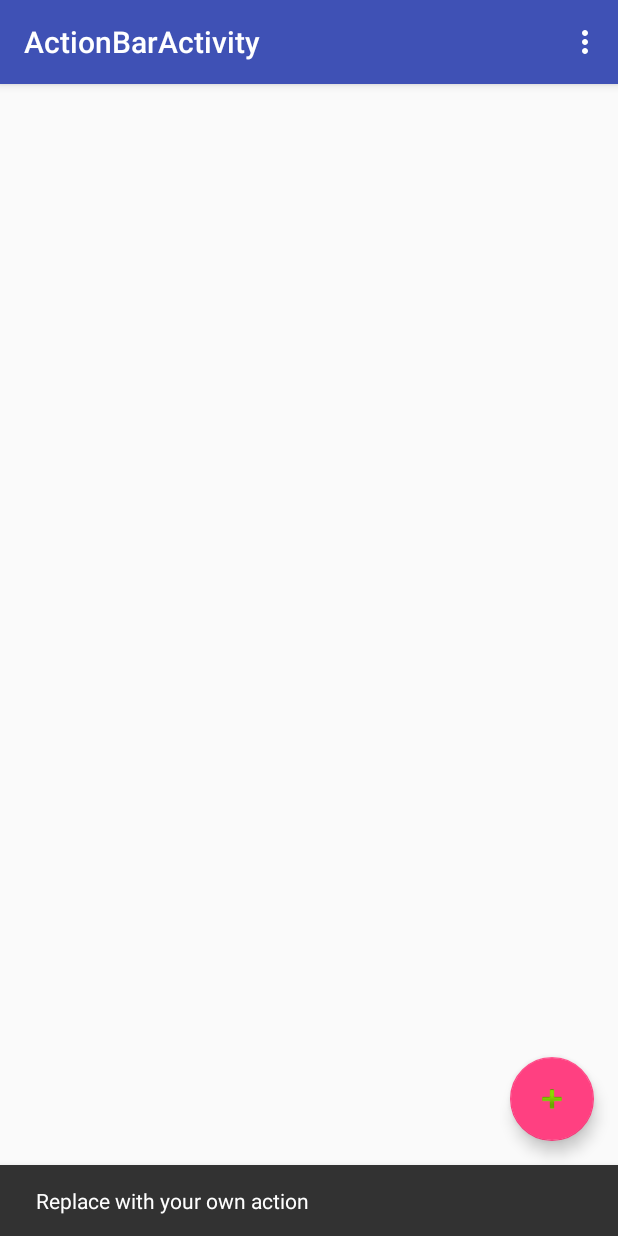
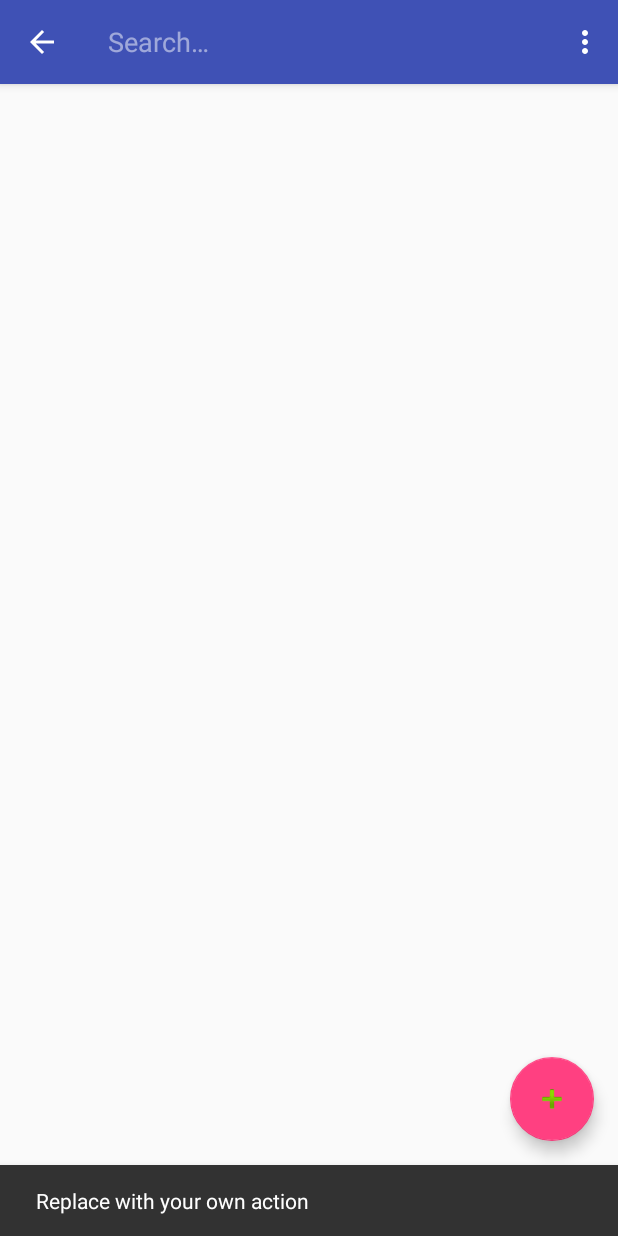
Before and after one commit to rimasg/DemoApp, an Android app: the ActionBarActivity screen opened directly, with no data from a screen before it, after a tap on an icon or button, on a phone screen of 412 x 824 dp. Run offline under Robolectric (Android 15) with nearby library versions, the phone set to English and light mode, and no system bars; 1 other tap on this screen came first.

Commit message:
SearchView added

```diff
--- a/app/src/main/java/com/sid/demoapp/ActionBarActivity.java
+++ b/app/src/main/java/com/sid/demoapp/ActionBarActivity.java
@@ -1,9 +1,14 @@
 package com.sid.demoapp;
 
+import android.app.SearchManager;
+import android.content.ComponentName;
+import android.content.Context;
 import android.os.Bundle;
 import android.support.design.widget.FloatingActionButton;
 import android.support.design.widget.Snackbar;
+import android.support.v4.view.MenuItemCompat;
 import android.support.v7.app.AppCompatActivity;
+import android.support.v7.widget.SearchView;
 import android.support.v7.widget.Toolbar;
 import android.view.Menu;
 import android.view.MenuItem;
@@ -31,6 +36,25 @@ public class ActionBarActivity extends AppCompatActivity {
     @Override
     public boolean onCreateOptionsMenu(Menu menu) {
         getMenuInflater().inflate(R.menu.menu_activity_action_bar, menu);
+        final MenuItem searchItem = menu.findItem(R.id.action_search);
+        final SearchView searchView = (SearchView) MenuItemCompat.getActionView(searchItem);
+        searchView.setOnQueryTextListener(new SearchView.OnQueryTextListener() {
+            @Override
+            public boolean onQueryTextSubmit(String query) {
+                // Perform the final search
+                return false;
+            }
+
+            @Override
+            public boolean onQueryTextChange(String newText) {
+                // Text has changed, apply filtering?
+                return false;
+            }
+        });
+        final SearchManager searchManager = (SearchManager) getSystemService(Context.SEARCH_SERVICE);
+        final ComponentName componentName = new ComponentName(this, SearchableActivity.class);
+        searchView.setSearchableInfo(searchManager.getSearchableInfo(componentName));
+
         return true;
     }
 
--- a/app/src/main/res/menu/menu_activity_action_bar.xml
+++ b/app/src/main/res/menu/menu_activity_action_bar.xml
@@ -1,5 +1,11 @@
 <?xml version="1.0" encoding="utf-8"?>
-<menu xmlns:android="http://schemas.android.com/apk/res/android">
+<menu xmlns:android="http://schemas.android.com/apk/res/android"
+      xmlns:app="http://schemas.android.com/apk/res-auto">
+    <item android:id="@+id/action_search"
+          android:title="@android:string/search_go"
+          android:icon="@android:drawable/ic_search_category_default"
+          app:showAsAction="ifRoom|collapseActionView"
+          app:actionViewClass="android.support.v7.widget.SearchView"/>
     <item android:id="@+id/action1"
           android:icon="@android:drawable/ic_input_add"
           android:title="Action 1"/>
--- a/app/src/main/res/values/strings.xml
+++ b/app/src/main/res/values/strings.xml
@@ -6,7 +6,8 @@
     <string name="title_activity_tabbed_action_bar">Tabbed Activity</string>
 
     <!-- TODO: Remove or change this placeholder text -->
-    <string name="hello_blank_fragment">Hello blank fragment</string>
     <string name="title_activity_action_bar">ActionBarActivity</string>
+    <string name="title_activity_searchable">Searchable Activity</string>
+    <string name="search_query_text">"You search for: %1$s"</string>
 
 </resources>
--- /dev/null
+++ b/app/src/main/res/xml/searchable.xml
@@ -0,0 +1,5 @@
+<?xml version="1.0" encoding="utf-8"?>
+<searchable xmlns:android="http://schemas.android.com/apk/res/android"
+    android:label="@string/app_name"
+    android:hint="Search me :)"
+    android:voiceSearchMode="showVoiceSearchButton|launchRecognizer"/>
```
Also changed, not shown: app/src/main/AndroidManifest.xml (+12 -3 lines), app/src/main/java/com/sid/demoapp/SearchableActivity.java (added, +45 -0 lines), app/src/main/res/layout/activity_searchable.xml (added, +37 -0 lines), app/src/main/res/layout/content_searchable.xml (added, +26 -0 lines).
